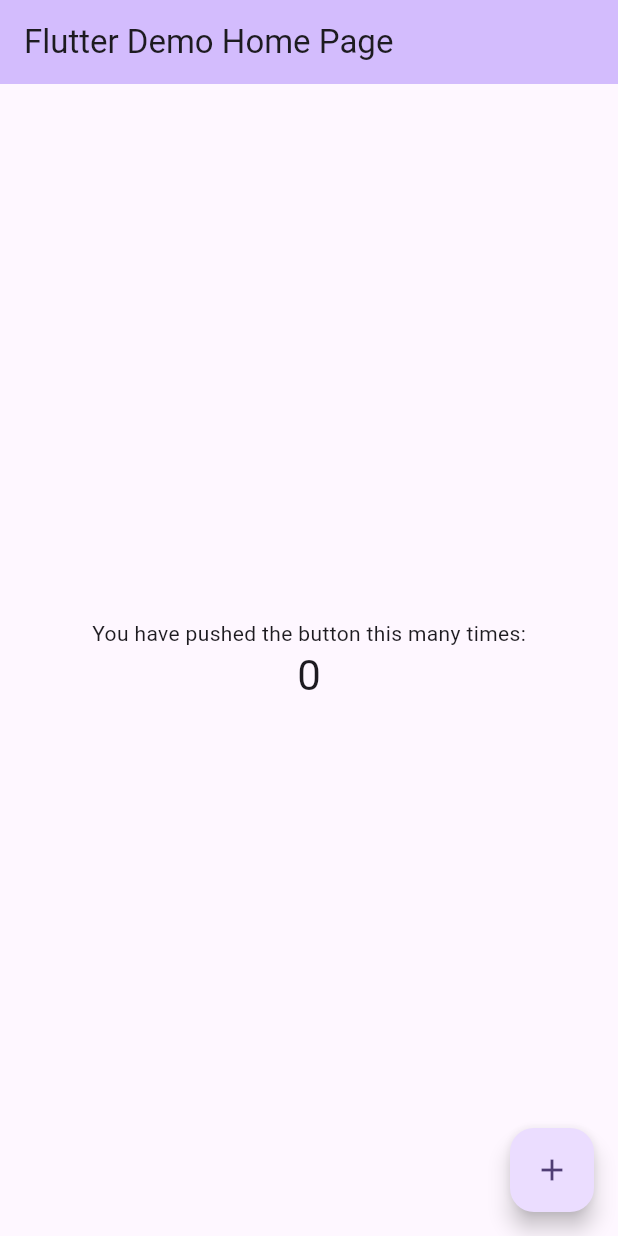
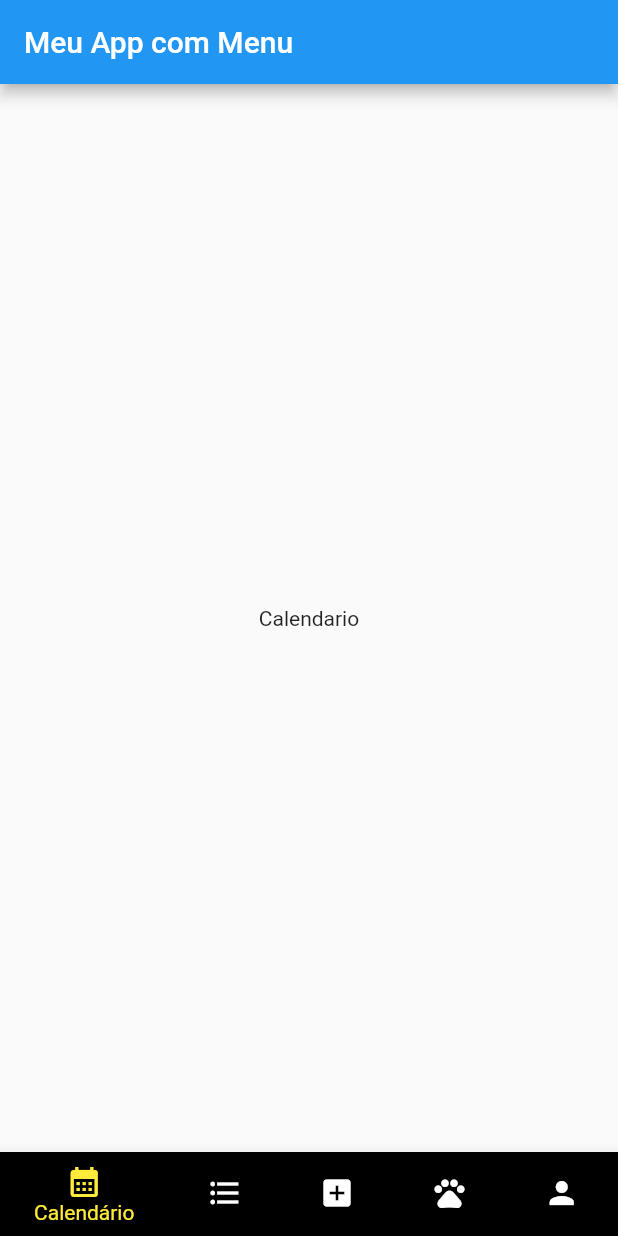
Before and after one commit to SauloMFreitas/LDDM-Projeto, a Flutter app: the screen it shows after launch, on a phone screen of 412 x 824 dp. Run offline on Flutter 3.47's test engine with Material 2 defaults, Android fonts, the phone set to English and light mode, and no system bars.

Commit message:
NavigationBar

```diff
--- /dev/null
+++ b/Myplanner/lib/Calendario.dart
@@ -0,0 +1,16 @@
+import 'package:flutter/material.dart';
+
+class Calendario extends StatelessWidget {
+  final String texto;
+
+  Calendario(this.texto);
+
+  @override
+  Widget build(BuildContext context) {
+    return Container(
+      child: Center(
+        child: Text(texto),
+      ),
+    );
+  }
+}
--- a/Myplanner/lib/main.dart
+++ b/Myplanner/lib/main.dart
@@ -1,125 +1,59 @@
-import 'package:flutter/material.dart';
+import "package:flutter/material.dart";
+
+import 'AddTarefa.dart';
+import 'Calendario.dart';
+import 'Lista.dart';
+import 'Pet.dart';
+import 'Perfil.dart';
 
 void main() {
-  runApp(const MyApp());
+  runApp(MaterialApp(
+    debugShowCheckedModeBanner: false,
+    home: Inicio(),
+  ));
 }
 
-class MyApp extends StatelessWidget {
-  const MyApp({super.key});
-
-  // This widget is the root of your application.
+class Inicio extends StatefulWidget {
   @override
-  Widget build(BuildContext context) {
-    return MaterialApp(
-      title: 'Flutter Demo',
-      theme: ThemeData(
-        // This is the theme of your application.
-        //
-        // TRY THIS: Try running your application with "flutter run". You'll see
-        // the application has a blue toolbar. Then, without quitting the app,
-        // try changing the seedColor in the colorScheme below to Colors.green
-        // and then invoke "hot reload" (save your changes or press the "hot
-        // reload" button in a Flutter-supported IDE, or press "r" if you used
-        // the command line to start the app).
-        //
-        // Notice that the counter didn't reset back to zero; the application
-        // state is not lost during the reload. To reset the state, use hot
-        // restart instead.
-        //
-        // This works for code too, not just values: Most code changes can be
-        // tested with just a hot reload.
-        colorScheme: ColorScheme.fromSeed(seedColor: Colors.deepPurple),
-        useMaterial3: true,
-      ),
-      home: const MyHomePage(title: 'Flutter Demo Home Page'),
-    );
-  }
+  _InicioState createState() => _InicioState();
 }
 
-class MyHomePage extends StatefulWidget {
-  const MyHomePage({super.key, required this.title});
+class _InicioState extends State<Inicio> {
+  int _indiceAtual = 0;
+  final List<Widget> _telas = [
+    Calendario("Calendario"),
+    Lista("Tarefas"),
+    AddTarefa("Criar Tarefa"),
+    Pet("Meu Pet"),
+    Perfil("Meu Perfil")
+  ];
 
-  // This widget is the home page of your application. It is stateful, meaning
-  // that it has a State object (defined below) that contains fields that affect
-  // how it looks.
-
-  // This class is the configuration for the state. It holds the values (in this
-  // case the title) provided by the parent (in this case the App widget) and
-  // used by the build method of the State. Fields in a Widget subclass are
-  // always marked "final".
-
-  final String title;
-
-  @override
-  State<MyHomePage> createState() => _MyHomePageState();
-}
-
-class _MyHomePageState extends State<MyHomePage> {
-  int _counter = 0;
-
-  void _incrementCounter() {
+  void onTabTapped(int index) {
     setState(() {
-      // This call to setState tells the Flutter framework that something has
-      // changed in this State, which causes it to rerun the build method below
-      // so that the display can reflect the updated values. If we changed
-      // _counter without calling setState(), then the build method would not be
-      // called again, and so nothing would appear to happen.
-      _counter++;
+      _indiceAtual = index;
     });
   }
 
   @override
   Widget build(BuildContext context) {
-    // This method is rerun every time setState is called, for instance as done
-    // by the _incrementCounter method above.
-    //
-    // The Flutter framework has been optimized to make rerunning build methods
-    // fast, so that you can just rebuild anything that needs updating rather
-    // than having to individually change instances of widgets.
     return Scaffold(
       appBar: AppBar(
-        // TRY THIS: Try changing the color here to a specific color (to
-        // Colors.amber, perhaps?) and trigger a hot reload to see the AppBar
-        // change color while the other colors stay the same.
-        backgroundColor: Theme.of(context).colorScheme.inversePrimary,
-        // Here we take the value from the MyHomePage object that was created by
-        // the App.build method, and use it to set our appbar title.
-        title: Text(widget.title),
+        title: Text("Meu App com Menu"),
       ),
-      body: Center(
-        // Center is a layout widget. It takes a single child and positions it
-        // in the middle of the parent.
-        child: Column(
-          // Column is also a layout widget. It takes a list of children and
-          // arranges them vertically. By default, it sizes itself to fit its
-          // children horizontally, and tries to be as tall as its parent.
-          //
-          // Column has various properties to control how it sizes itself and
-          // how it positions its children. Here we use mainAxisAlignment to
-          // center the children vertically; the main axis here is the vertical
-          // axis because Columns are vertical (the cross axis would be
-          // horizontal).
-          //
-          // TRY THIS: Invoke "debug painting" (choose the "Toggle Debug Paint"
-          // action in the IDE, or press "p" in the console), to see the
-          // wireframe for each widget.
-          mainAxisAlignment: MainAxisAlignment.center,
-          children: <Widget>[
-            const Text(
-              'You have pushed the button this many times:',
-            ),
-            Text(
-              '$_counter',
-              style: Theme.of(context).textTheme.headlineMedium,
-            ),
-          ],
-        ),
+      body: _telas[_indiceAtual],
+      bottomNavigationBar: BottomNavigationBar(
+        currentIndex: _indiceAtual,
+        unselectedItemColor: Colors.white,
+        selectedItemColor: Colors.yellow,
+        onTap: onTabTapped,
+        items: [
+          BottomNavigationBarItem(icon: Icon(Icons.calendar_month), label: "Calendário",backgroundColor: Colors.black),
+          BottomNavigationBarItem(icon: Icon(Icons.format_list_bulleted), label: "Tarefas",backgroundColor: Colors.black),
+          BottomNavigationBarItem(icon: Icon(Icons.add_box), label: "Criar Tarefa",backgroundColor: Colors.black),
+          BottomNavigationBarItem(icon: Icon(Icons.pets), label: "Pet", backgroundColor: Colors.black),
+          BottomNavigationBarItem(icon: Icon(Icons.person), label: "Perfil",backgroundColor: Colors.black)
+        ],
       ),
-      floatingActionButton: FloatingActionButton(
-        onPressed: _incrementCounter,
-        tooltip: 'Increment',
-        child: const Icon(Icons.add),
-      ), // This trailing comma makes auto-formatting nicer for build methods.
     );
   }
 }
```
Also changed, not shown: Myplanner/lib/AddTarefa.dart (added, +16 -0 lines), Myplanner/lib/Lista.dart (added, +16 -0 lines), Myplanner/lib/Perfil.dart (added, +16 -0 lines), Myplanner/lib/Pet.dart (added, +16 -0 lines).
